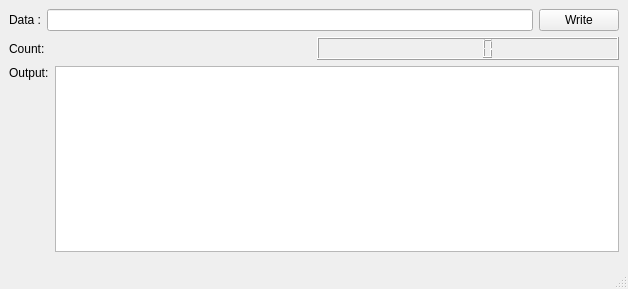
The window that simpleWriter.ui (daltonfury42/RFID_Writer) describes before a commit, drawn with Qt 5.
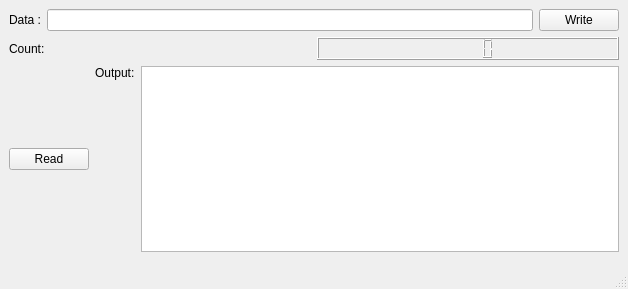
The same window after the commit.

Commit message: Added read tag feature, experimental

```diff
--- a/simpleWriter.ui
+++ b/simpleWriter.ui
@@ -52,6 +52,13 @@
     </item>
     <item>
      <layout class="QHBoxLayout" name="horizontalLayout_3">
+      <item>
+       <widget class="QPushButton" name="readButton">
+        <property name="text">
+         <string>Read</string>
+        </property>
+       </widget>
+      </item>
       <item>
        <widget class="QLabel" name="label_3">
         <property name="text">
```
The commit also changes 4 other files.
